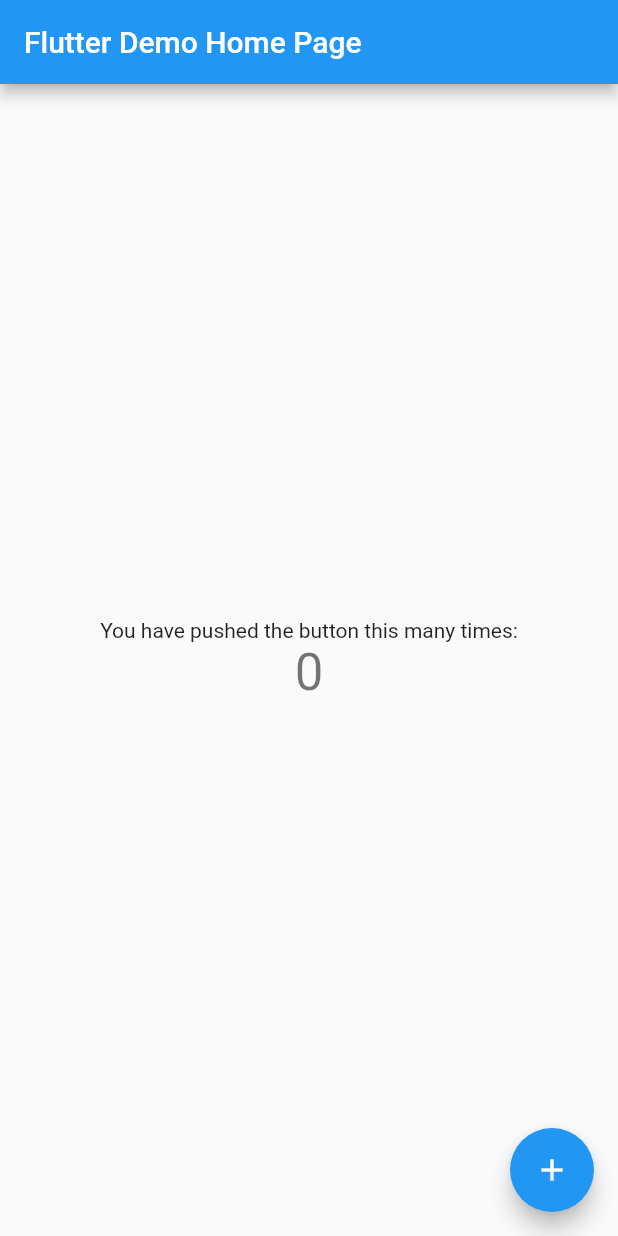
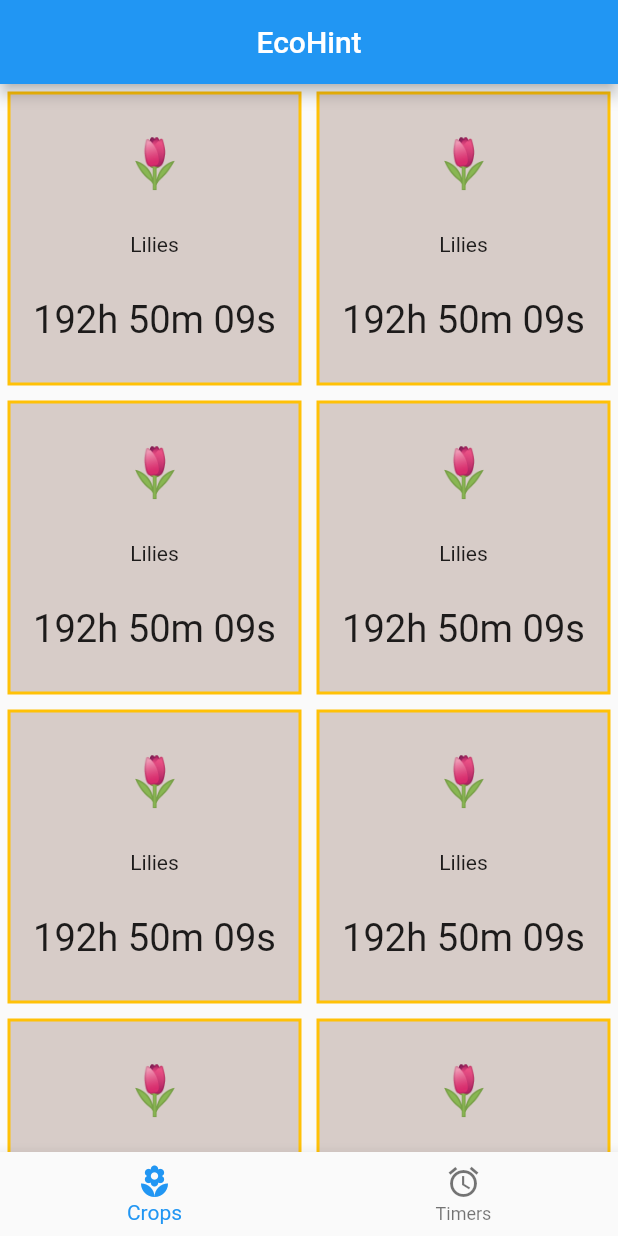
Before and after one commit to arnaudelub/ecohint, a Flutter app: the screen it shows after launch, on a phone screen of 412 x 824 dp. Run offline on Flutter 3.47's test engine with Material 2 defaults, Android fonts, the phone set to English and light mode, and no system bars; our stand-ins replace freezed_annotation, get_it, injectable, shared_preferences; generated files the repository leaves out were written again.

Commit message:
basic screens

```diff
--- a/lib/main.dart
+++ b/lib/main.dart
@@ -1,3 +1,4 @@
+import 'package:ecohint/screens/home_screen.dart';
 import 'package:flutter/material.dart';
 import 'package:injectable/injectable.dart';
 import 'injections.dart';
@@ -8,113 +9,15 @@
 }
 
 class MyApp extends StatelessWidget {
-  // This widget is the root of your application.
   @override
   Widget build(BuildContext context) {
     return MaterialApp(
-      title: 'Flutter Demo',
+      title: 'EcoHint',
       theme: ThemeData(
-        // This is the theme of your application.
-        //
-        // Try running your application with "flutter run". You'll see the
-        // application has a blue toolbar. Then, without quitting the app, try
-        // changing the primarySwatch below to Colors.green and then invoke
-        // "hot reload" (press "r" in the console where you ran "flutter run",
-        // or simply save your changes to "hot reload" in a Flutter IDE).
-        // Notice that the counter didn't reset back to zero; the application
-        // is not restarted.
         primarySwatch: Colors.blue,
-        // This makes the visual density adapt to the platform that you run
-        // the app on. For desktop platforms, the controls will be smaller and
-        // closer together (more dense) than on mobile platforms.
         visualDensity: VisualDensity.adaptivePlatformDensity,
       ),
-      home: MyHomePage(title: 'Flutter Demo Home Page'),
+      home: HomeScreen(),
     );
   }
 }
-
-class MyHomePage extends StatefulWidget {
-  MyHomePage({Key key, this.title}) : super(key: key);
-
-  // This widget is the home page of your application. It is stateful, meaning
-  // that it has a State object (defined below) that contains fields that affect
-  // how it looks.
-
-  // This class is the configuration for the state. It holds the values (in this
-  // case the title) provided by the parent (in this case the App widget) and
-  // used by the build method of the State. Fields in a Widget subclass are
-  // always marked "final".
-
-  final String title;
-
-  @override
-  _MyHomePageState createState() => _MyHomePageState();
-}
-
-class _MyHomePageState extends State<MyHomePage> {
-  int _counter = 0;
-
-  void _incrementCounter() {
-    setState(() {
-      // This call to setState tells the Flutter framework that something has
-      // changed in this State, which causes it to rerun the build method below
-      // so that the display can reflect the updated values. If we changed
-      // _counter without calling setState(), then the build method would not be
-      // called again, and so nothing would appear to happen.
-      _counter++;
-    });
-  }
-
-  @override
-  Widget build(BuildContext context) {
-    // This method is rerun every time setState is called, for instance as done
-    // by the _incrementCounter method above.
-    //
-    // The Flutter framework has been optimized to make rerunning build methods
-    // fast, so that you can just rebuild anything that needs updating rather
-    // than having to individually change instances of widgets.
-    return Scaffold(
-      appBar: AppBar(
-        // Here we take the value from the MyHomePage object that was created by
-        // the App.build method, and use it to set our appbar title.
-        title: Text(widget.title),
-      ),
-      body: Center(
-        // Center is a layout widget. It takes a single child and positions it
-        // in the middle of the parent.
-        child: Column(
-          // Column is also a layout widget. It takes a list of children and
-          // arranges them vertically. By default, it sizes itself to fit its
-          // children horizontally, and tries to be as tall as its parent.
-          //
-          // Invoke "debug painting" (press "p" in the console, choose the
-          // "Toggle Debug Paint" action from the Flutter Inspector in Android
-          // Studio, or the "Toggle Debug Paint" command in Visual Studio Code)
-          // to see the wireframe for each widget.
-          //
-          // Column has various properties to control how it sizes itself and
-          // how it positions its children. Here we use mainAxisAlignment to
-          // center the children vertically; the main axis here is the vertical
-          // axis because Columns are vertical (the cross axis would be
-          // horizontal).
-          mainAxisAlignment: MainAxisAlignment.center,
-          children: <Widget>[
-            Text(
-              'You have pushed the button this many times:',
-            ),
-            Text(
-              '$_counter',
-              style: Theme.of(context).textTheme.headline4,
-            ),
-          ],
-        ),
-      ),
-      floatingActionButton: FloatingActionButton(
-        onPressed: _incrementCounter,
-        tooltip: 'Increment',
-        child: Icon(Icons.add),
-      ), // This trailing comma makes auto-formatting nicer for build methods.
-    );
-  }
-}
--- /dev/null
+++ b/lib/misc/kConstant.dart
@@ -0,0 +1,4 @@
+import 'package:flutter/material.dart';
+
+const Color kGreenAlgua = Color.fromRGBO(56, 142, 60, 1);
+const Color kGreenBush = Color.fromRGBO(76, 175, 79, 1);
--- /dev/null
+++ b/lib/screens/home_screen.dart
@@ -0,0 +1,35 @@
+import 'package:ecohint/widgets/crop_card.dart';
+import 'package:flutter/material.dart';
+
+class HomeScreen extends StatelessWidget {
+  @override
+  Widget build(BuildContext context) {
+    return Scaffold(
+      appBar: AppBar(
+        title: Center(child: Text("EcoHint")),
+      ),
+      body: Container(
+        child: GridView.builder(
+          gridDelegate: SliverGridDelegateWithMaxCrossAxisExtent(
+            maxCrossAxisExtent: MediaQuery.of(context).size.height * 0.4,
+            mainAxisSpacing: 0.0,
+            crossAxisSpacing: 0.0,
+            childAspectRatio: 1,
+          ),
+          itemBuilder: (BuildContext context, int index) {
+            return CropCard(index);
+          },
+          itemCount: 30,
+        ),
+      ),
+      bottomNavigationBar: BottomNavigationBar(
+        items: [
+          BottomNavigationBarItem(
+              icon: Icon(Icons.local_florist), title: Text("Crops")),
+          BottomNavigationBarItem(
+              icon: Icon(Icons.access_alarms), title: Text("Timers")),
+        ],
+      ),
+    );
+  }
+}
--- /dev/null
+++ b/lib/widgets/crop_card.dart
@@ -0,0 +1,35 @@
+import 'package:ecohint/widgets/crop_timer.dart';
+import 'package:flutter/material.dart';
+
+class CropCard extends StatefulWidget {
+  int index;
+
+  CropCard(this.index);
+
+  @override
+  _CropCardState createState() => _CropCardState();
+}
+
+class _CropCardState extends State<CropCard> {
+  @override
+  Widget build(BuildContext context) {
+    return Padding(
+      padding: const EdgeInsets.all(5.0),
+      child: Container(
+        decoration: BoxDecoration(
+          color: Colors.brown[100],
+          border: Border.all(
+              color: Colors.amber, width: 2, style: BorderStyle.solid),
+        ),
+        child: Column(
+          mainAxisAlignment: MainAxisAlignment.spaceEvenly,
+          children: [
+            Text("🌷", style: TextStyle(fontSize: 32.0),),
+            Text("Lilies"),
+            CropTimer()
+          ],
+        ),
+      ),
+    );
+  }
+}
--- /dev/null
+++ b/lib/widgets/crop_timer.dart
@@ -0,0 +1,20 @@
+import 'package:flutter/material.dart';
+
+class CropTimer extends StatefulWidget {
+  @override
+  _CropTimerState createState() => _CropTimerState();
+}
+
+class _CropTimerState extends State<CropTimer> {
+  @override
+  Widget build(BuildContext context) {
+    return Padding(
+      padding: const EdgeInsets.symmetric(horizontal: 15.0),
+      child: FittedBox(
+          child: Text(
+        "192h 50m 09s",
+        style: TextStyle(fontSize: 30, fontWeight: FontWeight.w400),
+      )),
+    );
+  }
+}
```
Also changed, not shown: lib/screens/crop_screen.dart (added), pubspec.lock, 3 other files.
